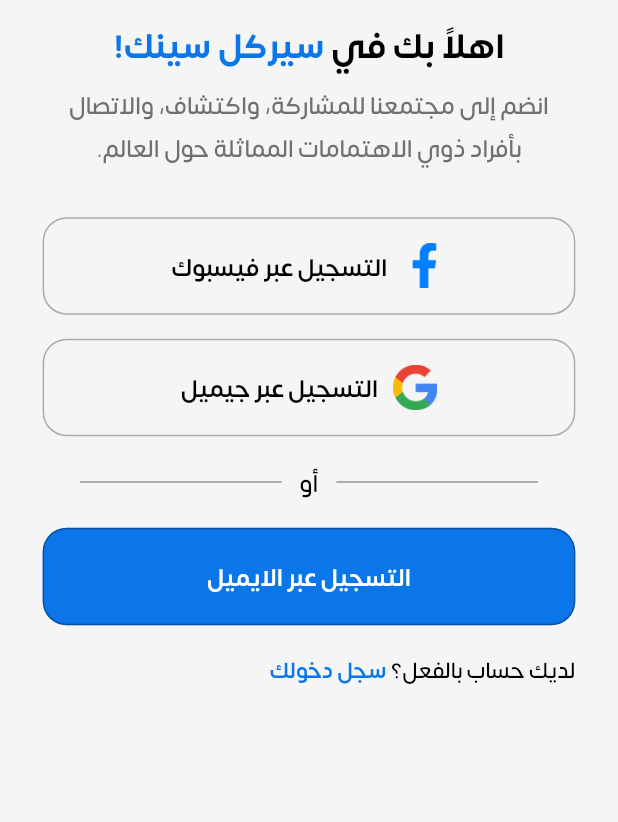
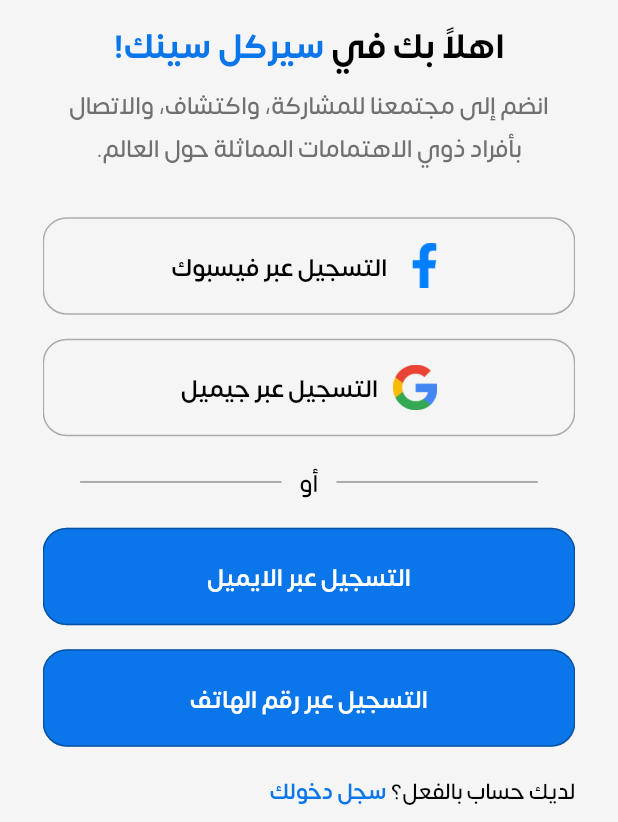
Before and after one commit to AliEl-Saka/Circle-Sync, a Flutter app: the ChooseSignUpMethodView screen opened directly, on a phone screen of 412 x 824 dp, the part 414-1236 px from its top. Run offline on Flutter 3.47's test engine with Material 2 defaults, Android fonts, the phone set to English and light mode, and no system bars; drawn by our look-alikes of auto_size_text; our stand-ins replace dots_indicator, flutter_bloc, font_awesome_flutter, shared_preferences; accounts and stored records are empty.

Commit message:
add register with phone to choose signup method view

```diff
--- a/lib/core/utils/app_assets.dart
+++ b/lib/core/utils/app_assets.dart
@@ -10,4 +10,10 @@
       'assets/images/auth/facebook.png';
   static const String signUpGmailIcon =
       'assets/images/auth/gmail.png';
+  static const String signUpNameIcon =
+      'assets/images/auth/username.png';
+  static const String signUpEmailIcon =
+      'assets/images/auth/email.png';
+  static const String signUpPasswordIcon =
+      'assets/images/auth/email.png';
 }
--- a/lib/core/utils/app_router.dart
+++ b/lib/core/utils/app_router.dart
@@ -9,6 +9,7 @@
   static const String splashView = '/';
   static const String onBoardingView = '/onBoarding View';
   static const String chooseSignUpMethodView = '/choose signUp method view';
+
 }
 
 class AppRouter {
@@ -29,6 +30,7 @@
         return MaterialPageRoute(
           builder: (context) => const ChooseSignUpMethodView(),
         );
+
     }
     return null;
   }
--- a/lib/core/utils/color_palette.dart
+++ b/lib/core/utils/color_palette.dart
@@ -4,8 +4,8 @@
   static MaterialColor primarySwatch = PrimarySwatchPallete.primarySwatch;
   static Color lightThemeScaffoldBackGroundColor = const Color(0xffF5F5F5);
   static Color darkThemeScaffoldBackGroundColor = const Color(0xff131620);
-  static Color textSecondaryColor = const Color(0xff707070);
-  static Color lightGray = const Color.fromARGB(255, 236, 235, 235);
+  static Color darkGray = const Color(0xff707070);
+  static Color lightGray = const Color.fromARGB(255, 238, 238, 238);
 }
 
 class PrimarySwatchPallete {
--- a/lib/core/utils/functions/get_text_style.dart
+++ b/lib/core/utils/functions/get_text_style.dart
@@ -1,7 +1,5 @@
-
 import 'package:flutter/material.dart';
 import 'package:intl/intl.dart';
-
 
 TextStyle getTextStyle(
     {required double fontSize,
--- /dev/null
+++ b/lib/core/widgets/custom_button.dart
@@ -0,0 +1,71 @@
+import 'package:auto_size_text/auto_size_text.dart';
+import 'package:circlesync/core/utils/functions/get_text_style.dart';
+import 'package:flutter/material.dart';
+
+class CustomButton extends StatelessWidget {
+  const CustomButton(
+      {super.key,
+      this.cardIcon,
+      required this.cardName,
+      this.textColor = Colors.black,
+      this.backGroundColor,
+      required this.onTap});
+  final String? cardIcon;
+  final String cardName;
+  final Color textColor;
+  final Color? backGroundColor;
+  final void Function()? onTap;
+
+  @override
+  Widget build(BuildContext context) {
+    return Column(
+      children: [
+        GestureDetector(
+          onTap: onTap,
+          child: Container(
+            height: 65,
+            padding: const EdgeInsets.symmetric(horizontal: 16),
+            decoration: BoxDecoration(
+                color: backGroundColor,
+                borderRadius: const BorderRadius.all(
+                  Radius.circular(16),
+                ),
+                border: Border.all(color: Colors.black.withOpacity(0.3))),
+            child: Align(
+              alignment: Alignment.center,
+              child: Row(
+                mainAxisAlignment: MainAxisAlignment.center,
+                children: [
+                  if (cardIcon != null) // Conditionally display the icon
+                    Image.asset(
+                      cardIcon!,
+                      height: 30,
+                    ),
+                  if (cardIcon != null) // Add a SizedBox if icon is displayed
+                    const SizedBox(
+                      width: 10,
+                    ),
+                  Flexible(
+                    child: AutoSizeText(
+                      cardName,
+                      maxLines: 1,
+                      textAlign: TextAlign.center,
+                      overflow: TextOverflow.ellipsis,
+                      style: getTextStyle(
+                          fontSize: 24,
+                          fontWeight: FontWeight.w600,
+                          color: textColor),
+                    ),
+                  )
+                ],
+              ),
+            ),
+          ),
+        ),
+        const SizedBox(
+          height: 16,
+        )
+      ],
+    );
+  }
+}
--- a/lib/features/auth/presentaion/choose_signup_method.dart/views/choose_signup_method_view.dart
+++ b/lib/features/auth/presentaion/choose_signup_method.dart/views/choose_signup_method_view.dart
@@ -1,15 +1,6 @@
-import 'package:auto_size_text/auto_size_text.dart';
-import 'package:circlesync/core/utils/app_assets.dart';
-import 'package:circlesync/core/utils/color_palette.dart';
-import 'package:circlesync/core/utils/functions/get_text_style.dart';
-import 'package:circlesync/core/utils/size_config.dart';
-import 'package:circlesync/features/auth/presentaion/choose_signup_method.dart/views/widget/divider_with_text.dart';
-import 'package:circlesync/features/auth/presentaion/choose_signup_method.dart/views/widget/social_cards.dart';
-import 'package:circlesync/features/auth/presentaion/choose_signup_method.dart/views/widget/welcome_to_circle_sync.dart';
-import 'package:circlesync/generated/l10n.dart';
+import 'package:circlesync/features/auth/presentaion/choose_signup_method.dart/views/widget/choose_signup_method_body.dart';
 import 'package:flutter/material.dart';
 
-import 'widget/already_have_account.dart';
 
 class ChooseSignUpMethodView extends StatelessWidget {
   const ChooseSignUpMethodView({super.key});
@@ -17,72 +8,7 @@
   @override
   Widget build(BuildContext context) {
     return const Scaffold(
-      body: SignUpViewBody(),
+      body: ChooseSignUpViewBody(),
     );
   }
 }
-
-class SignUpViewBody extends StatelessWidget {
-  const SignUpViewBody({super.key});
-
-  @override
-  Widget build(BuildContext context) {
-    return Padding(
-      padding: EdgeInsets.symmetric(horizontal: SizeConfig.defaultSize! * 3),
-      child: SingleChildScrollView(
-        child: Column(
-          mainAxisAlignment: MainAxisAlignment.center,
-          children: [
-            SizedBox(
-              height: SizeConfig.defaultSize! * 8,
-            ),
-            Image.asset(
-              AppAssets.appLogo,
-              height: 200,
-            ),
-            const SizedBox(
-              height: 10,
-            ),
-            const WelcomeToCicleSync(),
-            const SizedBox(
-              height: 4,
-            ),
-            AutoSizeText(
-              S.of(context).SignUpViewSubTitle,
-              maxLines: 3,
-              style: getTextStyle(
-                  fontSize: 24,
-                  fontWeight: FontWeight.w500,
-                  color: ColorsPallete.textSecondaryColor),
-              textAlign: TextAlign.center,
-            ),
-            const SizedBox(
-              height: 32,
-            ),
-            SignUpWithSocialCard(
-              cardIcon: AppAssets.signUpFaceBookIcon,
-              cardName: S.of(context).SignUpViewFaceBookCard,
-            ), //sign up with facebook
-            SignUpWithSocialCard(
-              cardIcon: AppAssets.signUpGmailIcon,
-              cardName: S.of(context).SignUpViewGmailCard,
-            ), //sign up with gmail
-            const DividerWithTextWidget(), //or divider
-            const SizedBox(
-              height: 16,
-            ),
-            SignUpWithSocialCard(
-              backGroundColor: ColorsPallete.primarySwatch,
-              textColor: Colors.white,
-              cardName: S.of(context).SignUpViewEmailCard,
-            ), //sign up with email
-            const AlreadyHaveAccount(),
-            const SizedBox(
-              height: 24,
-            ),
-          ],
-        ),
-      ),
-    );
-  }
-}
--- a/lib/features/auth/presentaion/choose_signup_method.dart/views/widget/already_have_account.dart
+++ b/lib/features/auth/presentaion/choose_signup_method.dart/views/widget/already_have_account.dart
@@ -14,13 +14,13 @@
     return Row(
       children: [
         AutoSizeText(
-          S.of(context).SignUpViewAlradyHaveAccount,
+          S.of(context).ChooseSignUpMethodViewAlradyHaveAccount,
           maxLines: 1,
           style: getTextStyle(
               fontSize: 22, fontWeight: FontWeight.w500, color: Colors.black),
         ),
         AutoSizeText(
-          S.of(context).SignUpViewLogIn,
+          S.of(context).ChooseSignUpMethodViewLogIn,
           maxLines: 1,
           style: getTextStyle(
               fontSize: 22,
--- /dev/null
+++ b/lib/features/auth/presentaion/choose_signup_method.dart/views/widget/choose_signup_method_body.dart
@@ -0,0 +1,67 @@
+import 'package:auto_size_text/auto_size_text.dart';
+import 'package:circlesync/core/utils/app_assets.dart';
+import 'package:circlesync/core/utils/color_palette.dart';
+import 'package:circlesync/core/utils/functions/get_text_style.dart';
+import 'package:circlesync/core/utils/size_config.dart';
+import 'package:circlesync/features/auth/presentaion/choose_signup_method.dart/views/widget/already_have_account.dart';
+import 'package:circlesync/features/auth/presentaion/choose_signup_method.dart/views/widget/divider_with_text.dart';
+import 'package:circlesync/features/auth/presentaion/choose_signup_method.dart/views/widget/social_media_cards.dart';
+import 'package:circlesync/features/auth/presentaion/choose_signup_method.dart/views/widget/welcome_to_circle_sync.dart';
+import 'package:circlesync/generated/l10n.dart';
+import 'package:flutter/material.dart';
+
+class ChooseSignUpViewBody extends StatelessWidget {
+  const ChooseSignUpViewBody({super.key});
+
+  @override
+  Widget build(BuildContext context) {
+    return Padding(
+      padding: EdgeInsets.symmetric(horizontal: SizeConfig.defaultSize! * 3),
+      child: SingleChildScrollView(
+        child: Column(
+          mainAxisAlignment: MainAxisAlignment.center,
+          children: [
+            SizedBox(
+              height: SizeConfig.defaultSize! * 8,
+            ),
+            Image.asset(
+              AppAssets.appLogo,
+              height: 200,
+            ),
+            const SizedBox(
+              height: 10,
+            ),
+            const WelcomeToCicleSync(),
+            const SizedBox(
+              height: 4,
+            ),
+            AutoSizeText(
+              S.of(context).ChooseSignUpMethodViewSubTitle,
+              maxLines: 3,
+              style: getTextStyle(
+                  fontSize: 24,
+                  fontWeight: FontWeight.w500,
+                  color: ColorsPallete.darkGray),
+              textAlign: TextAlign.center,
+            ),
+            const SizedBox(
+              height: 32,
+            ),
+            const FaceBookButton(), //sign up with facebook
+            const GmailButton(), //sign up with gmail
+            const DividerWithTextWidget(),
+            const SizedBox(
+              height: 16,
+            ),
+            const ContinueWithEmailButton(), //sign up with email
+            const ContinueWithPhoneButton(), //sign up with phone
+            const AlreadyHaveAccount(),
+            const SizedBox(
+              height: 24,
+            ),
+          ],
+        ),
+      ),
+    );
+  }
+}
--- a/lib/features/auth/presentaion/choose_signup_method.dart/views/widget/divider_with_text.dart
+++ b/lib/features/auth/presentaion/choose_signup_method.dart/views/widget/divider_with_text.dart
@@ -20,7 +20,7 @@
           ),
         ),
         Text(
-          S.of(context).SignUpViewOr,
+          S.of(context).ChooseSignUpMethodViewOr,
           style: getTextStyle(
               fontSize: 24, fontWeight: FontWeight.w500, color: Colors.black),
         ),
--- a/lib/features/auth/presentaion/choose_signup_method.dart/views/widget/social_cards.dart
+++ /dev/null
@@ -1,66 +0,0 @@
-import 'package:auto_size_text/auto_size_text.dart';
-import 'package:circlesync/core/utils/functions/get_text_style.dart';
-import 'package:flutter/material.dart';
-
-class SignUpWithSocialCard extends StatelessWidget {
-  const SignUpWithSocialCard(
-      {super.key,
-      this.cardIcon,
-      required this.cardName,
-      this.textColor = Colors.black,
-      this.backGroundColor});
-  final String? cardIcon;
-  final String cardName;
-  final Color textColor;
-  final Color? backGroundColor;
-
-  @override
-  Widget build(BuildContext context) {
-    return Column(
-      children: [
-        Container(
-          height: 65,
-          padding: const EdgeInsets.symmetric(horizontal: 16),
-          decoration: BoxDecoration(
-              color: backGroundColor,
-              borderRadius: const BorderRadius.all(
-                Radius.circular(16),
-              ),
-              border: Border.all(color: Colors.black.withOpacity(0.3))),
-          child: Align(
-            alignment: Alignment.center,
-            child: Row(
-              mainAxisAlignment: MainAxisAlignment.center,
-              children: [
-                if (cardIcon != null) // Conditionally display the icon
-                  Image.asset(
-                    cardIcon!,
-                    height: 30,
-                  ),
-                if (cardIcon != null) // Add a SizedBox if icon is displayed
-                  const SizedBox(
-                    width: 10,
-                  ),
-                Flexible(
-                  child: AutoSizeText(
-                    cardName,
-                    maxLines: 1,
-                    textAlign: TextAlign.center,
-                    overflow: TextOverflow.ellipsis,
-                    style: getTextStyle(
-                        fontSize: 24,
-                        fontWeight: FontWeight.w600,
-                        color: textColor),
-                  ),
-                )
-              ],
-            ),
-          ),
-        ),
-        const SizedBox(
-          height: 16,
-        )
-      ],
-    );
-  }
-}
--- /dev/null
+++ b/lib/features/auth/presentaion/choose_signup_method.dart/views/widget/social_media_cards.dart
@@ -0,0 +1,69 @@
+import 'package:circlesync/core/utils/app_assets.dart';
+import 'package:circlesync/core/utils/color_palette.dart';
+import 'package:circlesync/core/widgets/custom_button.dart';
+import 'package:circlesync/generated/l10n.dart';
+import 'package:flutter/material.dart';
+
+class ContinueWithEmailButton extends StatelessWidget {
+  const ContinueWithEmailButton({
+    super.key,
+  });
+
+  @override
+  Widget build(BuildContext context) {
+    return CustomButton(
+      backGroundColor: ColorsPallete.primarySwatch,
+      textColor: Colors.white,
+      cardName: S.of(context).ChooseSignUpMethodViewEmailCard,
+      onTap: () {
+
+      },
+    );
+  }
+}
+
+class ContinueWithPhoneButton extends StatelessWidget {
+  const ContinueWithPhoneButton({
+    super.key,
+  });
+
+  @override
+  Widget build(BuildContext context) {
+    return CustomButton(
+      backGroundColor: ColorsPallete.primarySwatch,
+      textColor: Colors.white,
+      cardName: S.of(context).ChooseSignUpMethodViewPhoneCard,
+      onTap: () {},
+    );
+  }
+}
+
+class GmailButton extends StatelessWidget {
+  const GmailButton({
+    super.key,
+  });
+
+  @override
+  Widget build(BuildContext context) {
+    return CustomButton(
+      cardIcon: AppAssets.signUpGmailIcon,
+      cardName: S.of(context).ChooseSignUpMethodViewGmailCard,
+      onTap: () {},
+    );
+  }
+}
+
+class FaceBookButton extends StatelessWidget {
+  const FaceBookButton({
+    super.key,
+  });
+
+  @override
+  Widget build(BuildContext context) {
+    return CustomButton(
+      cardIcon: AppAssets.signUpFaceBookIcon,
+      cardName: S.of(context).ChooseSignUpMethodViewFaceBookCard,
+      onTap: () {},
+    );
+  }
+}
--- a/lib/features/auth/presentaion/choose_signup_method.dart/views/widget/welcome_to_circle_sync.dart
+++ b/lib/features/auth/presentaion/choose_signup_method.dart/views/widget/welcome_to_circle_sync.dart
@@ -16,12 +16,12 @@
       TextSpan(
         children: [
           TextSpan(
-            text: S.of(context).SignUpViewTitleOne,
+            text: S.of(context).ChooseSignUpMethodViewTitleOne,
             style: getTextStyle(
                 fontSize: 34, fontWeight: FontWeight.w700, color: Colors.black),
           ),
           TextSpan(
-            text: S.of(context).SignUpViewTitleTwo,
+            text: S.of(context).ChooseSignUpMethodViewTitleTwo,
             style: getTextStyle(
                 fontSize: 34,
                 fontWeight: FontWeight.w700,
--- a/lib/features/settings/presentaion/maneger/themeCubit/theme_cubit.dart
+++ b/lib/features/settings/presentaion/maneger/themeCubit/theme_cubit.dart
@@ -6,19 +6,19 @@
 
 class ThemeCubit extends Cubit<ThemeData> {
   ThemeCubit() : super(AppThemeData.lightTheme) {
-    getThemeFromPref();
+    _getThemeFromPref();
   }
 
   void toggleTheme() {
     emit(state.brightness == Brightness.light
         ? AppThemeData.darkTheme
         : AppThemeData.lightTheme);
-    saveThemeToPref(state);
+    _saveThemeToPref(state);
   }
 
 
 
-  Future<void> getThemeFromPref() async {
+  Future<void> _getThemeFromPref() async {
     SharedPreferences prefs = await SharedPreferences.getInstance();
     final savedThemeIndex =
         prefs.getInt(PrefsKeys.themeKey) ?? 0; // Default to light theme
@@ -27,7 +27,7 @@
     emit(savedTheme);
   }
 
-  Future<void> saveThemeToPref(ThemeData theme) async {
+  Future<void> _saveThemeToPref(ThemeData theme) async {
     SharedPreferences prefs = await SharedPreferences.getInstance();
     final themeIndex = theme == AppThemeData.lightTheme ? 0 : 1;
     await prefs.setInt(PrefsKeys.themeKey, themeIndex);
--- a/lib/features/spalsh/presentaion/views/widgets/splash_view_body.dart
+++ b/lib/features/spalsh/presentaion/views/widgets/splash_view_body.dart
@@ -41,7 +41,8 @@
             context,
             hasSeenOnBoarding
                 ? AppRoutes.chooseSignUpMethodView
-                : AppRoutes.onBoardingView);
+                : AppRoutes.onBoardingView
+                );
       },
     );
   }
```
Also changed, not shown: lib/core/widgets/custom_text_field.dart (+21 -10 lines), lib/l10n/intl_ar.arb (+13 -9 lines), lib/l10n/intl_en.arb (+12 -9 lines), assets/images/auth/email.png (added), assets/images/auth/password.png (added), assets/images/auth/username.png (added), lib/generated/intl/messages_ar.dart, lib/generated/intl/messages_en.dart, lib/generated/l10n.dart.
